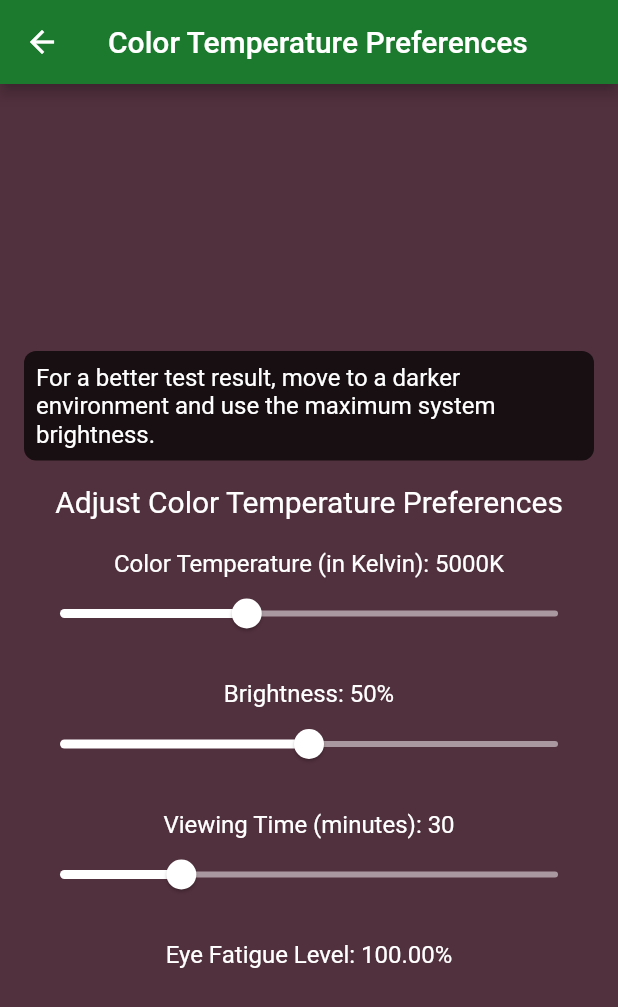
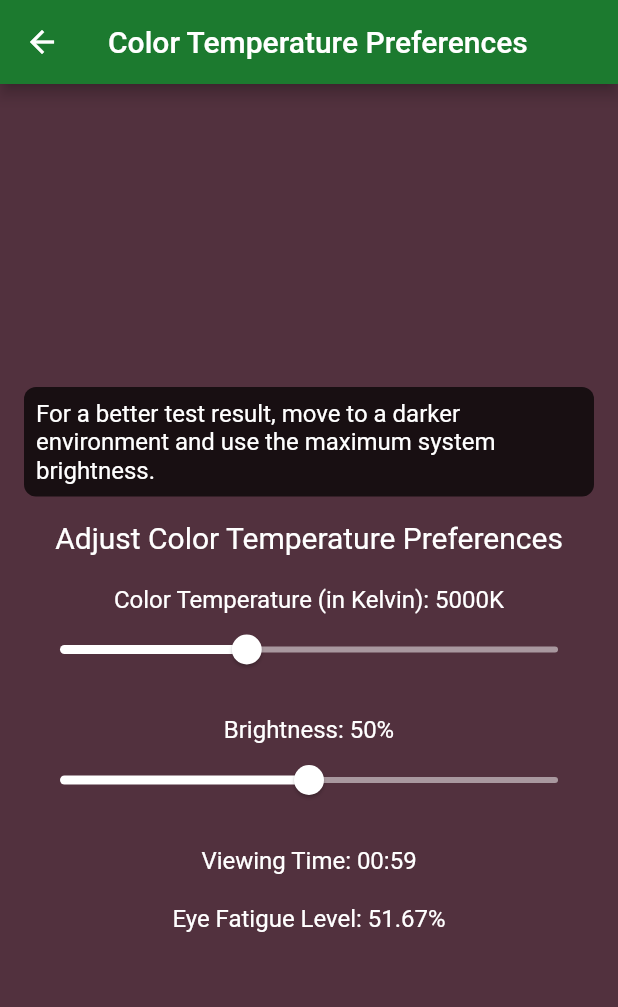
Before and after one commit to OmeshSachethana/SPM_Project, a Flutter app: the ColorTemperatureScreen screen opened directly, on a phone screen of 412 x 824 dp. Shown: the top 1007 px of the screen. Run offline on Flutter 3.47's test engine with Material 2 defaults, Android fonts, the phone set to English and light mode, and no system bars; our stand-ins replace camera, cloud_firestore, firebase_auth, firebase_core; accounts and stored records are empty.

Commit message:
Changed the color temp. timer algorithm

```diff
--- a/lib/pages/vfd_test/color_temperature_screen.dart
+++ b/lib/pages/vfd_test/color_temperature_screen.dart
@@ -1,3 +1,4 @@
+import 'dart:async';
 import 'package:flutter/material.dart';
 
 class ColorTemperatureScreen extends StatefulWidget {
@@ -10,16 +11,15 @@ class ColorTemperatureScreen extends StatefulWidget {
 class _ColorTemperatureScreenState extends State<ColorTemperatureScreen> {
   double colorTemperature = 5000; // Default color temperature in Kelvin
   double brightness = 50; // Default brightness (0 to 100)
-  double viewingTime = 30; // Default viewing time in minutes
+  Timer? timer; // Timer to keep track of viewing time
+  int secondsElapsed = 0; // Counter for elapsed time
+  int totalViewingTime = 0; // Total viewing time in seconds
 
   // Calculate eye fatigue based on color temperature, brightness, and viewing time
   double calculateEyeFatigue() {
-    // Simple formula (you can replace this with a more complex model)
-    // Eye fatigue increases as color temperature deviates from 5000K,
-    // brightness increases, and viewing time extends.
     double colorTempFactor = ((colorTemperature - 5000) / 5000).abs();
     double brightnessFactor = brightness / 100;
-    double viewingTimeFactor = viewingTime / 60;
+    double viewingTimeFactor = totalViewingTime / 60; // Convert to minutes
 
     return (colorTempFactor + brightnessFactor + viewingTimeFactor) * 100;
   }
@@ -31,8 +31,6 @@ class _ColorTemperatureScreenState extends State<ColorTemperatureScreen> {
     Color? baseColor = Color.lerp(Colors.red, Colors.blue, colorTempFactor);
     if (baseColor != null) {
       double brightnessFactor = brightness / 100;
-
-      // Apply brightness adjustment to the base color
       return Color.fromRGBO(
         (baseColor.red * brightnessFactor).toInt(),
         (baseColor.green * brightnessFactor).toInt(),
@@ -40,30 +38,54 @@ class _ColorTemperatureScreenState extends State<ColorTemperatureScreen> {
         1.0,
       );
     } else {
-      // Default color if lerp result is null (shouldn't normally happen)
-      return Colors.white; // You can choose a different default color
+      return Colors.white;
     }
+  }
+
+  // Start the timer when the screen is created
+  @override
+  void initState() {
+    super.initState();
+    startTimer();
+  }
+
+  // Start the timer
+  void startTimer() {
+    timer = Timer.periodic(const Duration(seconds: 1), (timer) {
+      setState(() {
+        secondsElapsed++;
+        totalViewingTime++;
+      });
+    });
+  }
+
+  // Cancel the timer when the screen is disposed
+  @override
+  void dispose() {
+    timer?.cancel();
+    super.dispose();
   }
 
   @override
   Widget build(BuildContext context) {
+    final minutesElapsed = secondsElapsed ~/ 60;
+    final secondsRemaining = 60 - (secondsElapsed % 60);
+
     return Scaffold(
       appBar: AppBar(
         title: const Text('Color Temperature Preferences'),
         backgroundColor: const Color.fromARGB(255, 28, 122, 47),
       ),
       body: Container(
-        color: getBackgroundColor(), // Set the background color dynamically
+        color: getBackgroundColor(),
         child: Padding(
           padding: const EdgeInsets.all(16.0),
           child: Column(
             mainAxisAlignment: MainAxisAlignment.center,
             children: <Widget>[
               Container(
-                // Note for the user
                 decoration: BoxDecoration(
-                  color: Colors.black
-                      .withOpacity(0.7), // Semi-transparent black background
+                  color: Colors.black.withOpacity(0.7),
                   borderRadius: BorderRadius.circular(8.0),
                 ),
                 padding: const EdgeInsets.all(8.0),
@@ -125,26 +147,8 @@ class _ColorTemperatureScreenState extends State<ColorTemperatureScreen> {
               ),
               const SizedBox(height: 20),
               Text(
-                'Viewing Time (minutes): ${viewingTime.toStringAsFixed(0)}',
+                'Viewing Time: ${minutesElapsed.toString().padLeft(2, '0')}:${secondsRemaining.toString().padLeft(2, '0')}',
                 style: const TextStyle(fontSize: 16, color: Colors.white),
-              ),
-              SliderTheme(
-                data: SliderTheme.of(context).copyWith(
-                  activeTrackColor: Colors.white,
-                  inactiveTrackColor: Colors.white.withOpacity(0.5),
-                  thumbColor: Colors.white,
-                  overlayColor: Colors.white.withOpacity(0.3),
-                ),
-                child: Slider(
-                  value: viewingTime,
-                  min: 1,
-                  max: 120,
-                  onChanged: (value) {
-                    setState(() {
-                      viewingTime = value;
-                    });
-                  },
-                ),
               ),
               const SizedBox(height: 20),
               Text(
```
